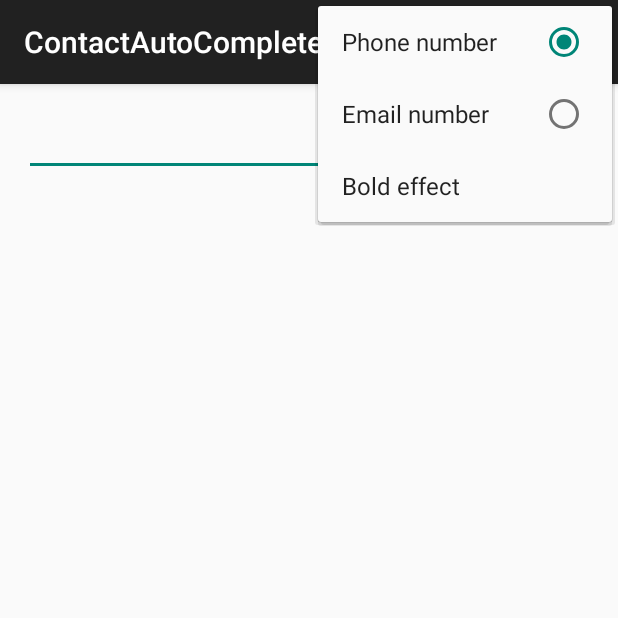
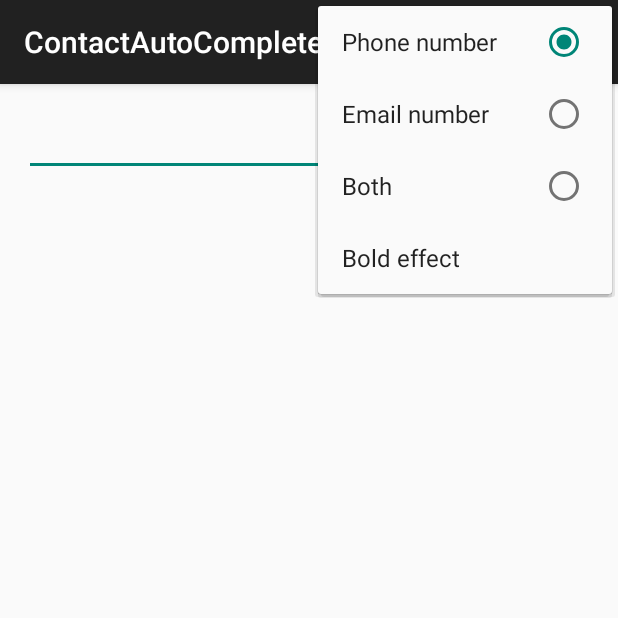
Before and after one commit to laurentmmeyer/ContactsAutoCompleteTextView, an Android app: the screen it shows after launch (MainActivity), with the options menu open, on a phone screen of 412 x 824 dp, the top half of it. Run offline under Robolectric (Android 15) with nearby library versions, the phone set to English and light mode, and no system bars.

Commit message:
Used the new attrs in the app

```diff
--- a/app/src/main/java/dev/laurentmeyer/contactautocompleteview/MainActivity.java
+++ b/app/src/main/java/dev/laurentmeyer/contactautocompleteview/MainActivity.java
@@ -38,6 +38,10 @@ public class MainActivity extends ActionBarActivity {
                 item.setChecked(true);
                 textView.setType(AutoCompleteContactTextView.TYPE_OF_DATA.EMAIL);
                 break;
+            case R.id.menu_both:
+                item.setChecked(true);
+                textView.setType(AutoCompleteContactTextView.TYPE_OF_DATA.BOTH);
+                break;
             case R.id.bold:
                 if (item.isChecked()){
                     item.setChecked(false);
--- a/app/src/main/res/menu/menu_main.xml
+++ b/app/src/main/res/menu/menu_main.xml
@@ -9,6 +9,8 @@
             android:checked="true"/>
         <item android:id="@+id/menu_mail"
             android:title="Email number" />
+        <item android:id="@+id/menu_both"
+            android:title="Both"/>
         </group>
         <item android:id="@+id/bold"
             android:title="Bold effect"
```
